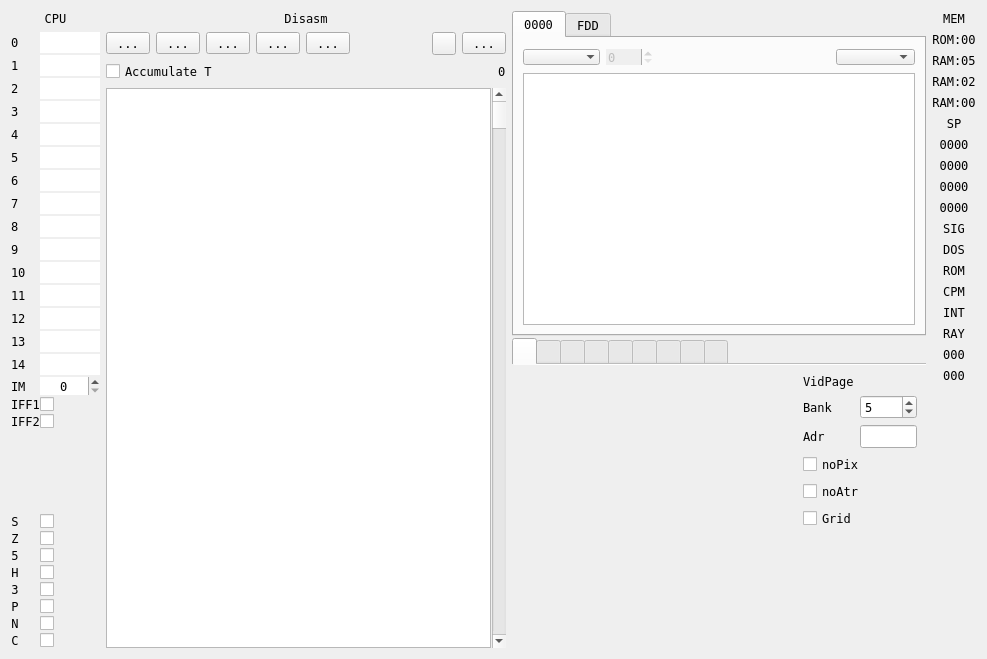
Old version of the form ui/debuger.ui in the repository samstyle/Xpeccy.
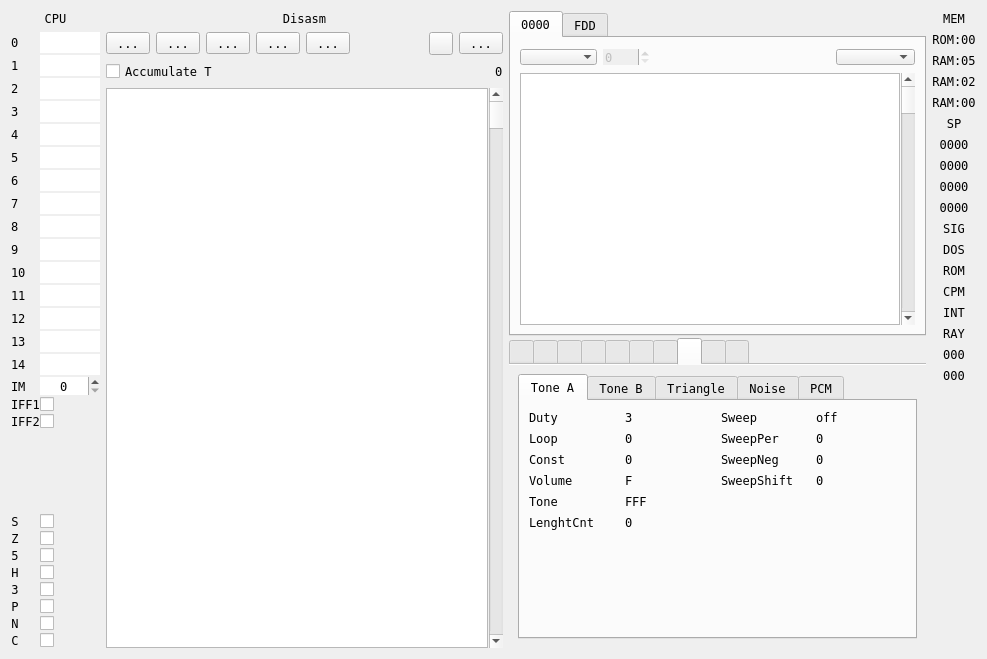
New version of the form. Icons and pictures are not drawn. Custom widgets are drawn as their Qt base class.

Commit message: build 20210718 + deBUGa: add scrollbar to dump

What changed in the file:
```diff
--- a/ui/debuger.ui
+++ b/ui/debuger.ui
@@ -1198,6 +1198,11 @@
           </layout>
          </item>
          <item>
+          <layout class="QHBoxLayout" name="horizontalLayout_11">
+           <property name="spacing">
+            <number>1</number>
+           </property>
+           <item>
           <widget class="xDumpTable" name="dumpTable">
            <property name="minimumSize">
             <size>
@@ -1261,6 +1266,24 @@
            </attribute>
           </widget>
          </item>
+           <item>
+            <widget class="QScrollBar" name="dumpScroll">
+             <property name="maximum">
+              <number>65535</number>
+             </property>
+             <property name="singleStep">
+              <number>8</number>
+             </property>
+             <property name="pageStep">
+              <number>256</number>
+             </property>
+             <property name="orientation">
+              <enum>Qt::Vertical</enum>
+             </property>
+            </widget>
+           </item>
+          </layout>
+         </item>
         </layout>
        </widget>
        <widget class="QWidget" name="tabFdd">
@@ -1386,7 +1409,7 @@
         <bool>true</bool>
        </property>
        <property name="currentIndex">
-        <number>0</number>
+        <number>7</number>
        </property>
        <property name="documentMode">
         <bool>true</bool>
@@ -2721,6 +2744,359 @@
          </item>
         </layout>
        </widget>
+       <widget class="QWidget" name="nesApuTab">
+        <attribute name="icon">
+         <iconset resource="../xpeccy.qrc">
+          <normaloff>:/images/speaker2.png</normaloff>:/images/speaker2.png</iconset>
+        </attribute>
+        <attribute name="title">
+         <string/>
+        </attribute>
+        <layout class="QVBoxLayout" name="verticalLayout_15">
+         <item>
+          <widget class="QTabWidget" name="tabWidget">
+           <property name="currentIndex">
+            <number>0</number>
+           </property>
+           <widget class="QWidget" name="tab">
+            <attribute name="title">
+             <string>Tone A</string>
+            </attribute>
+            <layout class="QGridLayout" name="gridLayout_11">
+             <item row="3" column="1">
+              <widget class="QLabel" name="label_79">
+               <property name="text">
+                <string>F</string>
+               </property>
+              </widget>
+             </item>
+             <item row="1" column="3">
+              <widget class="QLabel" name="label_83">
+               <property name="text">
+                <string>0</string>
+               </property>
+              </widget>
+             </item>
+             <item row="6" column="0">
+              <spacer name="verticalSpacer_14">
+               <property name="orientation">
+                <enum>Qt::Vertical</enum>
+               </property>
+               <property name="sizeHint" stdset="0">
+                <size>
+                 <width>20</width>
+                 <height>40</height>
+                </size>
+               </property>
+              </spacer>
+             </item>
+             <item row="2" column="1">
+              <widget class="QLabel" name="label_78">
+               <property name="text">
+                <string>0</string>
+               </property>
+              </widget>
+             </item>
+             <item row="0" column="1">
+              <widget class="QLabel" name="label_73">
+               <property name="text">
+                <string>3</string>
+               </property>
+              </widget>
+             </item>
+             <item row="0" column="2">
+              <widget class="QLabel" name="label_80">
+               <property name="text">
+                <string>Sweep</string>
+               </property>
+              </widget>
+             </item>
+             <item row="2" column="0">
+              <widget class="QLabel" name="label_75">
+               <property name="text">
+                <string>Const</string>
+               </property>
+              </widget>
+             </item>
+             <item row="2" column="2">
+              <widget class="QLabel" name="label_84">
+               <property name="text">
+                <string>SweepNeg</string>
+               </property>
+              </widget>
+             </item>
+             <item row="4" column="0">
+              <widget class="QLabel" name="label_88">
+               <property name="text">
+                <string>Tone</string>
+               </property>
+              </widget>
+             </item>
+             <item row="3" column="2">
+              <widget class="QLabel" name="label_86">
+               <property name="text">
+                <string>SweepShift</string>
+               </property>
+              </widget>
+             </item>
+             <item row="1" column="0">
+              <widget class="QLabel" name="label_74">
+               <property name="text">
+                <string>Loop</string>
+               </property>
+              </widget>
+             </item>
+             <item row="0" column="3">
+              <widget class="QLabel" name="label_81">
+               <property name="text">
+                <string>off</string>
+               </property>
+              </widget>
+             </item>
+             <item row="1" column="2">
+              <widget class="QLabel" name="label_82">
+               <property name="text">
+                <string>SweepPer</string>
+               </property>
+              </widget>
+             </item>
+             <item row="0" column="0">
+              <widget class="QLabel" name="label_72">
+               <property name="text">
+                <string>Duty</string>
+               </property>
+              </widget>
+             </item>
+             <item row="4" column="1">
+              <widget class="QLabel" name="label_89">
+               <property name="text">
+                <string>FFF</string>
+               </property>
+              </widget>
+             </item>
+             <item row="3" column="3">
+              <widget class="QLabel" name="label_87">
+               <property name="text">
+                <string>0</string>
+               </property>
+              </widget>
+             </item>
+             <item row="3" column="0">
+              <widget class="QLabel" name="label_76">
+               <property name="text">
+                <string>Volume</string>
+               </property>
+              </widget>
+             </item>
+             <item row="1" column="1">
+              <widget class="QLabel" name="label_77">
+               <property name="text">
+                <string>0</string>
+               </property>
+              </widget>
+             </item>
+             <item row="2" column="3">
+              <widget class="QLabel" name="label_85">
+               <property name="text">
+                <string>0</string>
+               </property>
+              </widget>
+             </item>
+             <item row="5" column="0">
+              <widget class="QLabel" name="label_90">
+               <property name="text">
+                <string>LenghtCnt</string>
+               </property>
+              </widget>
+             </item>
+             <item row="5" column="1">
+              <widget class="QLabel" name="label_91">
+               <property name="text">
+                <string>0</string>
+               </property>
+              </widget>
+             </item>
+            </layout>
+           </widget>
+           <widget class="QWidget" name="tab_2">
+            <attribute name="title">
+             <string>Tone B</string>
+            </attribute>
+            <layout class="QGridLayout" name="gridLayout_12">
+             <item row="0" column="0">
+              <widget class="QLabel" name="label_94">
+               <property name="text">
+                <string>Duty</string>
+               </property>
+              </widget>
+             </item>
+             <item row="2" column="1">
+              <widget class="QLabel" name="label_110">
+               <property name="text">
+                <string>0</string>
+               </property>
+              </widget>
+             </item>
+             <item row="3" column="2">
+              <widget class="QLabel" name="label_105">
+               <property name="text">
+                <string>SweepShift</string>
+               </property>
+              </widget>
+             </item>
+             <item row="2" column="3">
+              <widget class="QLabel" name="label_111">
+               <property name="text">
+                <string>0</string>
+               </property>
+              </widget>
+             </item>
+             <item row="4" column="1">
+              <widget class="QLabel" name="label_104">
+               <property name="text">
+                <string>FFF</string>
+               </property>
+              </widget>
+             </item>
+             <item row="1" column="2">
+              <widget class="QLabel" name="label_107">
+               <property name="text">
+                <string>SweepPer</string>
+               </property>
+              </widget>
+             </item>
+             <item row="1" column="3">
+              <widget class="QLabel" name="label_98">
+               <property name="text">
+                <string>0</string>
+               </property>
+              </widget>
+             </item>
+             <item row="3" column="1">
+              <widget class="QLabel" name="label_97">
+               <property name="text">
+                <string>F</string>
+               </property>
+              </widget>
+             </item>
+             <item row="1" column="0">
+              <widget class="QLabel" name="label_93">
+               <property name="text">
+                <string>Loop</string>
+               </property>
+              </widget>
+             </item>
+             <item row="5" column="1">
+              <widget class="QLabel" name="label_106">
+               <property name="text">
+                <string>0</string>
+               </property>
+              </widget>
+             </item>
+             <item row="4" column="0">
+              <widget class="QLabel" name="label_100">
+               <property name="text">
+                <string>Tone</string>
+               </property>
+              </widget>
+             </item>
+             <item row="2" column="0">
+              <widget class="QLabel" name="label_102">
+               <property name="text">
+                <string>Const</string>
+               </property>
+              </widget>
+             </item>
+             <item row="3" column="0">
+              <widget class="QLabel" name="label_101">
+               <property name="text">
+                <string>Volume</string>
+               </property>
+              </widget>
+             </item>
+             <item row="3" column="3">
+              <widget class="QLabel" name="label_108">
+               <property name="text">
+                <string>0</string>
+               </property>
+              </widget>
+             </item>
+             <item row="1" column="1">
+              <widget class="QLabel" name="label_96">
+               <property name="text">
+                <string>0</string>
+               </property>
+              </widget>
+             </item>
+             <item row="0" column="2">
+              <widget class="QLabel" name="label_103">
+               <property name="text">
+                <string>Sweep</string>
+               </property>
+              </widget>
+             </item>
+             <item row="5" column="0">
+              <widget class="QLabel" name="label_109">
+               <property name="text">
+                <string>LenghtCnt</string>
+               </property>
+              </widget>
+             </item>
+             <item row="0" column="3">
+              <widget class="QLabel" name="label_95">
+               <property name="text">
+                <string>off</string>
+               </property>
+              </widget>
+             </item>
+             <item row="0" column="1">
+              <widget class="QLabel" name="label_92">
+               <property name="text">
+                <string>3</string>
+               </property>
+              </widget>
+             </item>
+             <item row="2" column="2">
+              <widget class="QLabel" name="label_99">
+               <property name="text">
+                <string>SweepNeg</string>
+               </property>
+              </widget>
+             </item>
+             <item row="6" column="0">
+              <spacer name="verticalSpacer_15">
+               <property name="orientation">
+                <enum>Qt::Vertical</enum>
+               </property>
+               <property name="sizeHint" stdset="0">
+                <size>
+                 <width>20</width>
+                 <height>40</height>
+                </size>
+               </property>
+              </spacer>
+             </item>
+            </layout>
+           </widget>
+           <widget class="QWidget" name="tab_3">
+            <attribute name="title">
+             <string>Triangle</string>
+            </attribute>
+           </widget>
+           <widget class="QWidget" name="tab_4">
+            <attribute name="title">
+             <string>Noise</string>
+            </attribute>
+           </widget>
+           <widget class="QWidget" name="tab_5">
+            <attribute name="title">
+             <string>PCM</string>
+            </attribute>
+           </widget>
+          </widget>
+         </item>
+        </layout>
+       </widget>
        <widget class="QWidget" name="ciaTab">
         <attribute name="icon">
          <iconset resource="../xpeccy.qrc">
```
Left out of the diff: 666 changed lines with no effect on the pictures. Lines whose indentation alone changed are shown as unchanged. The commit also changes 7 other files.
